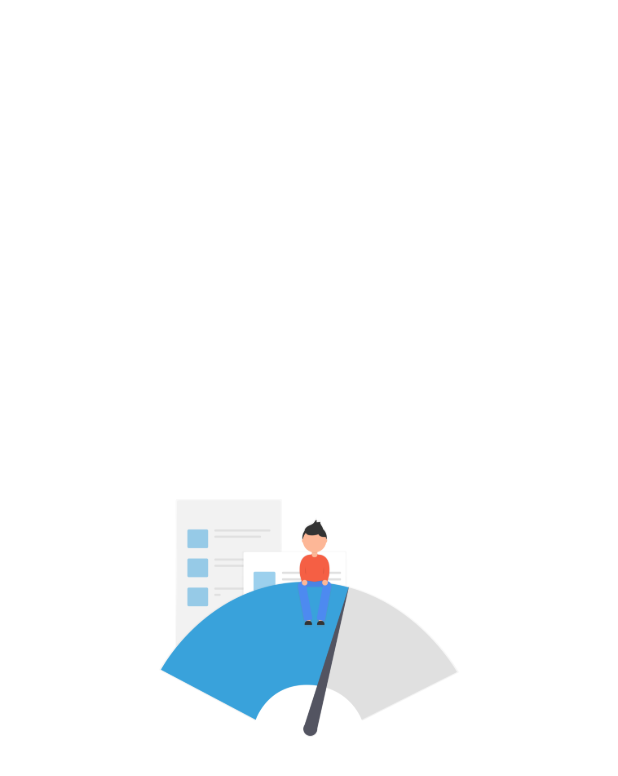
After one commit to syahroel712/flutter-noted-app, a Flutter app: the SplashWidget screen opened by its route, on a phone screen of 412 x 824 dp. The commit adds this screen. Shown: the top 776 px of the screen. Run offline on Flutter 3.47's test engine with Material 2 defaults, Android fonts, the light colour scheme and no system bars; our stand-ins replace fluttertoast, shared_preferences; missing offline and left inert: fab_circular_menu; accounts and stored records are empty.

Commit message:
Tambah Widget Splash

```diff
--- a/lib/main.dart
+++ b/lib/main.dart
@@ -3,6 +3,7 @@ import 'package:flutter_noted_app/pages/home.dart';
 import 'package:flutter_noted_app/pages/auth/login.dart';
 import 'package:flutter_noted_app/pages/auth/register.dart';
 import 'package:flutter_noted_app/pages/notes/index.dart';
+import 'package:flutter_noted_app/pages/widgets/splash.dart';
 
 void main() {
   runApp(MyApp());
@@ -13,6 +14,7 @@ class MyApp extends StatelessWidget {
     '/': (_) => LoginPage(),
     '/register': (_) => RegisterPage(),
     '/home': (_) => HomePage(),
+    '/splash': (_) => SplashWidget(),
     // note
     // '/note_add': (_) => HomePage(),
     // '/note_edit': (_) => HomePage(),
@@ -26,7 +28,8 @@ class MyApp extends StatelessWidget {
   @override
   Widget build(BuildContext context) {
     return MaterialApp(
-      title: 'Flutter Demo',
+      title: 'Flutter Demo'
+      ,
       theme: ThemeData(
         primarySwatch: Colors.blue,
         scaffoldBackgroundColor: Colors.white,
--- /dev/null
+++ b/lib/pages/widgets/splash.dart
@@ -0,0 +1,59 @@
+import 'package:flutter/material.dart';
+import 'package:flutter_noted_app/pages/home.dart';
+
+class SplashWidget extends StatefulWidget {
+  const SplashWidget({Key key}) : super(key: key);
+
+  @override
+  _SplashWidgetState createState() => _SplashWidgetState();
+}
+
+class _SplashWidgetState extends State<SplashWidget> {
+  double _width = 200;
+  double _height = 200;
+
+  @override
+  void initState() {
+    super.initState();
+    Future.delayed(Duration(seconds: 2)).then((_) {
+      setState(() {
+        _width = 300;
+        _height = 300;
+      });
+    });
+
+    // pidndahkan ke halaman selanjutnya
+    Future.delayed(Duration(seconds: 4)).then((_) {
+      Navigator.pushReplacement(
+        context,
+        MaterialPageRoute(
+          builder: (_) => HomePage(),
+        ),
+      );
+    });
+  }
+
+  @override
+  Widget build(BuildContext context) {
+    return Scaffold(
+      body: Center(
+        child: Column(
+          mainAxisAlignment: MainAxisAlignment.center,
+          children: [
+            AnimatedContainer(
+              width: _width,
+              height: _height,
+              duration: Duration(milliseconds: 400),
+              decoration: BoxDecoration(
+                image: DecorationImage(
+                  image: AssetImage('images/icons/splash.png'),
+                  fit: BoxFit.scaleDown,
+                ),
+              ),
+            ),
+          ],
+        ),
+      ),
+    );
+  }
+}
```
Also changed, not shown: images/icons/splash.png (added).
